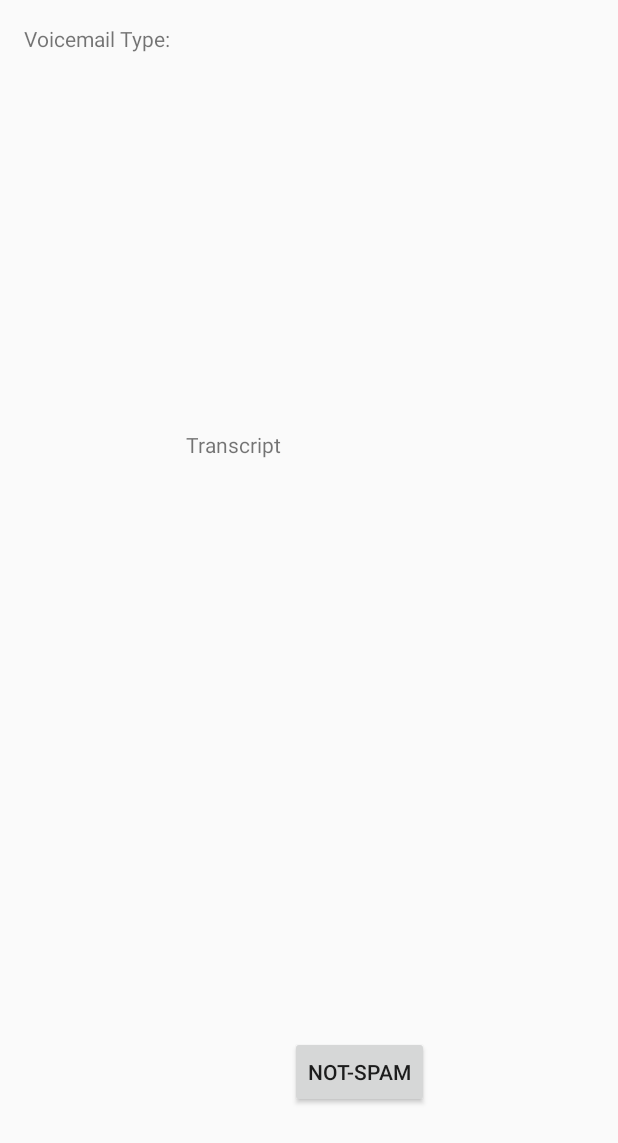
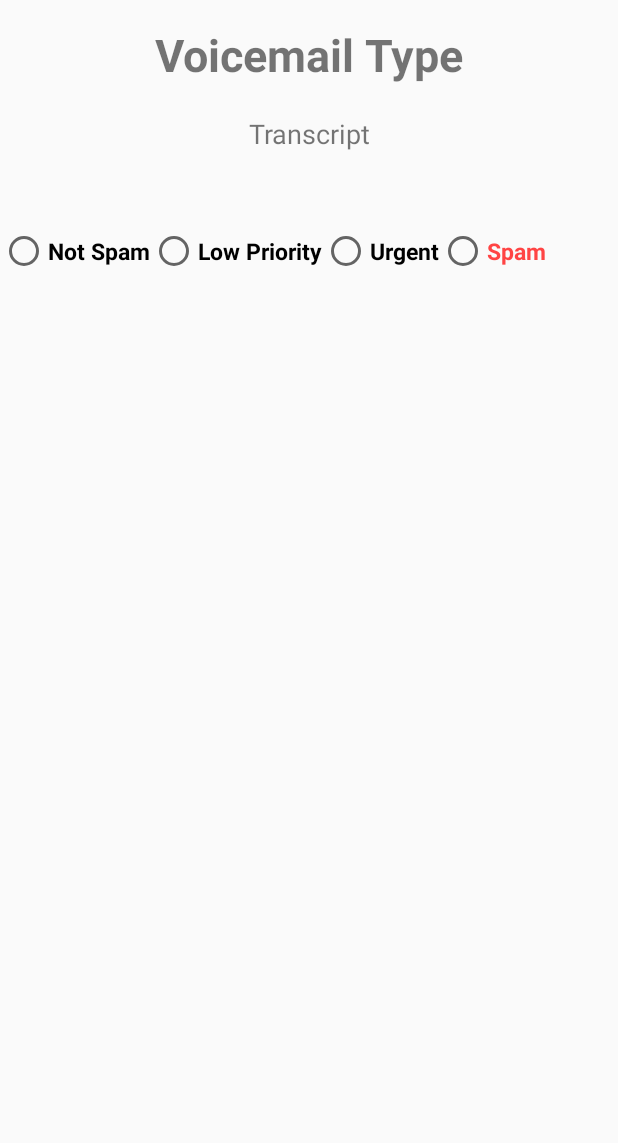
Before and after one commit to IshanArya/VisualVoicemail2.0, an Android app: the layout activity_info.xml on its own in the app's theme, with its tools: preview values and no code run, on a phone screen of 412 x 824 dp. Shown: the top 1143 px of the screen. Run offline under Robolectric (Android 15) with nearby library versions, the phone set to English and light mode, and no system bars; network calls fail.

Commit message:
final commit

```diff
--- a/androidapp/app/src/main/res/layout/activity_info.xml
+++ b/androidapp/app/src/main/res/layout/activity_info.xml
@@ -1,43 +1,67 @@
 <?xml version="1.0" encoding="utf-8"?>
-<android.support.constraint.ConstraintLayout xmlns:android="http://schemas.android.com/apk/res/android"
+<LinearLayout xmlns:android="http://schemas.android.com/apk/res/android"
     xmlns:app="http://schemas.android.com/apk/res-auto"
     xmlns:tools="http://schemas.android.com/tools"
     android:layout_width="match_parent"
     android:layout_height="match_parent"
+    android:orientation="vertical"
     tools:context=".InfoActivity">
 
     <TextView
-        android:id="@+id/typeText"
+        android:id="@+id/category"
         android:layout_width="244dp"
-        android:layout_height="0dp"
-        android:layout_marginStart="16dp"
+        android:layout_height="wrap_content"
         android:layout_marginTop="16dp"
-        android:layout_marginBottom="492dp"
-        android:text="Voicemail Type: "
-        app:layout_constraintBottom_toTopOf="@id/recat"
-        app:layout_constraintStart_toStartOf="parent"
-        app:layout_constraintTop_toTopOf="parent" />
+        android:layout_marginBottom="20dp"
+        android:text="Voicemail Type"
+        android:layout_gravity="center"
+        android:gravity="center"
+        android:textSize="30dp"
+        android:textStyle="bold" />
 
     <TextView
-        android:id="@+id/transcript"
+        android:id="@+id/messageView"
         android:layout_width="wrap_content"
         android:layout_height="wrap_content"
-        android:layout_marginStart="124dp"
-        android:layout_marginBottom="430dp"
+        android:layout_gravity="center"
+        android:gravity="center"
         android:text="Transcript"
-        app:layout_constraintBottom_toBottomOf="parent"
-        app:layout_constraintStart_toStartOf="parent"
-        app:layout_constraintTop_toBottomOf="@id/typeText" />
+        android:textSize="18dp"/>
 
-    <Button
-        android:id="@+id/recat"
+    <RadioGroup
         android:layout_width="wrap_content"
         android:layout_height="wrap_content"
-        android:layout_marginEnd="126dp"
-        android:layout_marginBottom="85dp"
-        android:text="not-spam"
-        app:layout_constraintBottom_toBottomOf="parent"
-        app:layout_constraintEnd_toEndOf="parent"
-        app:layout_constraintTop_toBottomOf="@id/typeText" />
+        android:layout_marginTop="50dp"
+        android:orientation="horizontal">
+        <RadioButton
+            android:layout_width="wrap_content"
+            android:layout_height="wrap_content"
+            android:text="Not Spam"
+            android:textSize="15dp"
+            android:onClick="onSetNotSpamClicked"
+            android:textStyle="bold"/>
+        <RadioButton
+            android:layout_width="wrap_content"
+            android:layout_height="wrap_content"
+            android:text="Low Priority"
+            android:textSize="15dp"
+            android:onClick="onSetLowPriorityClicked"
+            android:textStyle="bold"/>
+        <RadioButton
+            android:layout_width="wrap_content"
+            android:layout_height="wrap_content"
+            android:text="Urgent"
+            android:textSize="15dp"
+            android:onClick="onSetUrgentClicked"
+            android:textStyle="bold"/>
+        <RadioButton
+            android:layout_width="wrap_content"
+            android:layout_height="wrap_content"
+            android:text="Spam"
+            android:textSize="15dp"
+            android:textStyle="bold"
+            android:onClick="onSetSpamClicked"
+            android:textColor="@android:color/holo_red_light"/>
+    </RadioGroup>
 
-</android.support.constraint.ConstraintLayout>
+</LinearLayout>
```
Also changed, not shown: androidapp/app/src/main/java/samples/speech/cognitiveservices/microsoft/com/Category.java (added, +30 -0 lines), androidapp/app/src/main/java/samples/speech/cognitiveservices/microsoft/com/InfoActivity.java (+89 -25 lines), androidapp/app/src/main/java/samples/speech/cognitiveservices/microsoft/com/MainActivity.java (+6 -3 lines), androidapp/app/src/main/java/samples/speech/cognitiveservices/microsoft/com/Voicemail.java (+5 -32 lines), androidapp/app/src/main/java/samples/speech/cognitiveservices/microsoft/com/VoicemailActivity.java (+11 -13 lines), androidapp/app/src/main/java/samples/speech/cognitiveservices/microsoft/com/VoicemailLibrary.java (+9 -23 lines), 1 other file.
